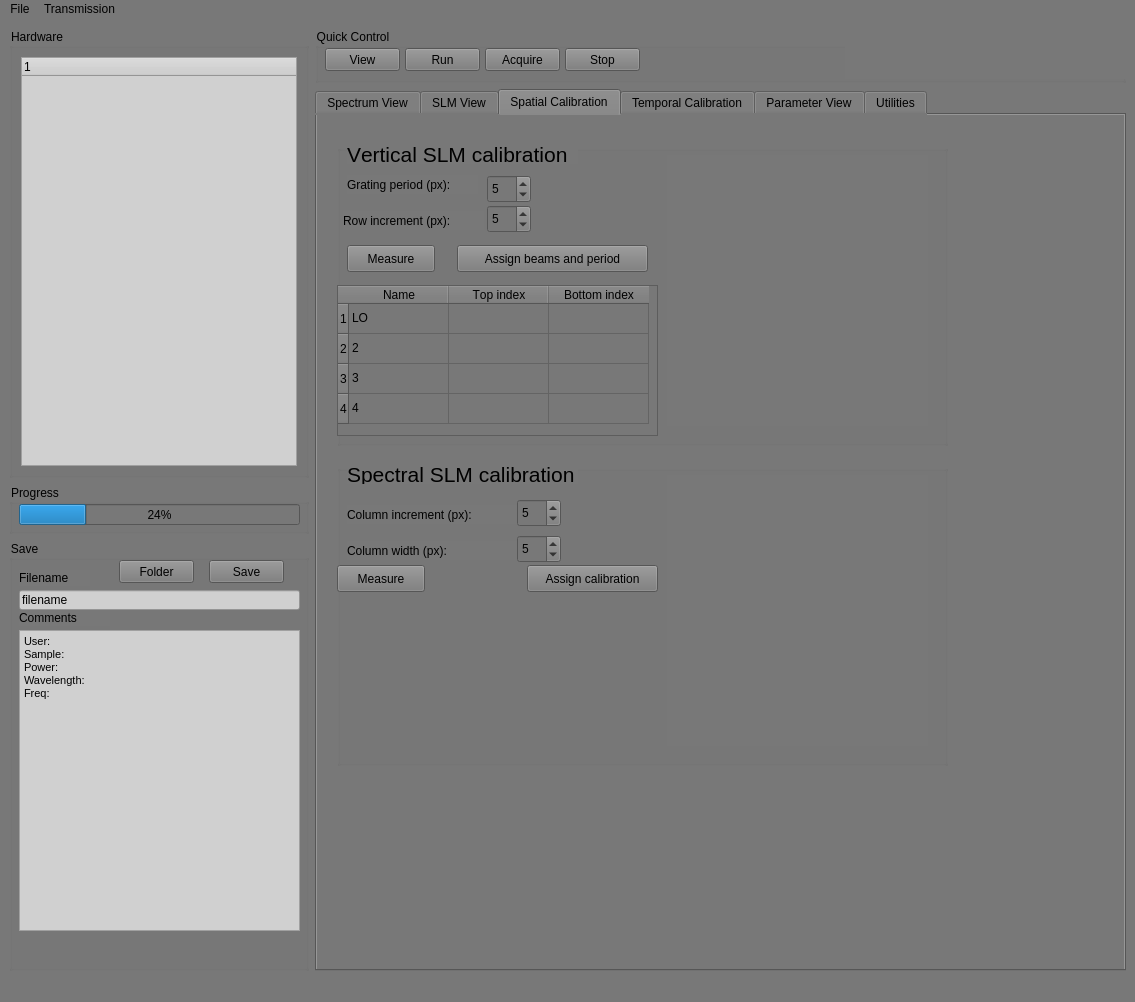
SilvaScience/colberto, file src/GUI/main_GUI.ui: the form before one commit.
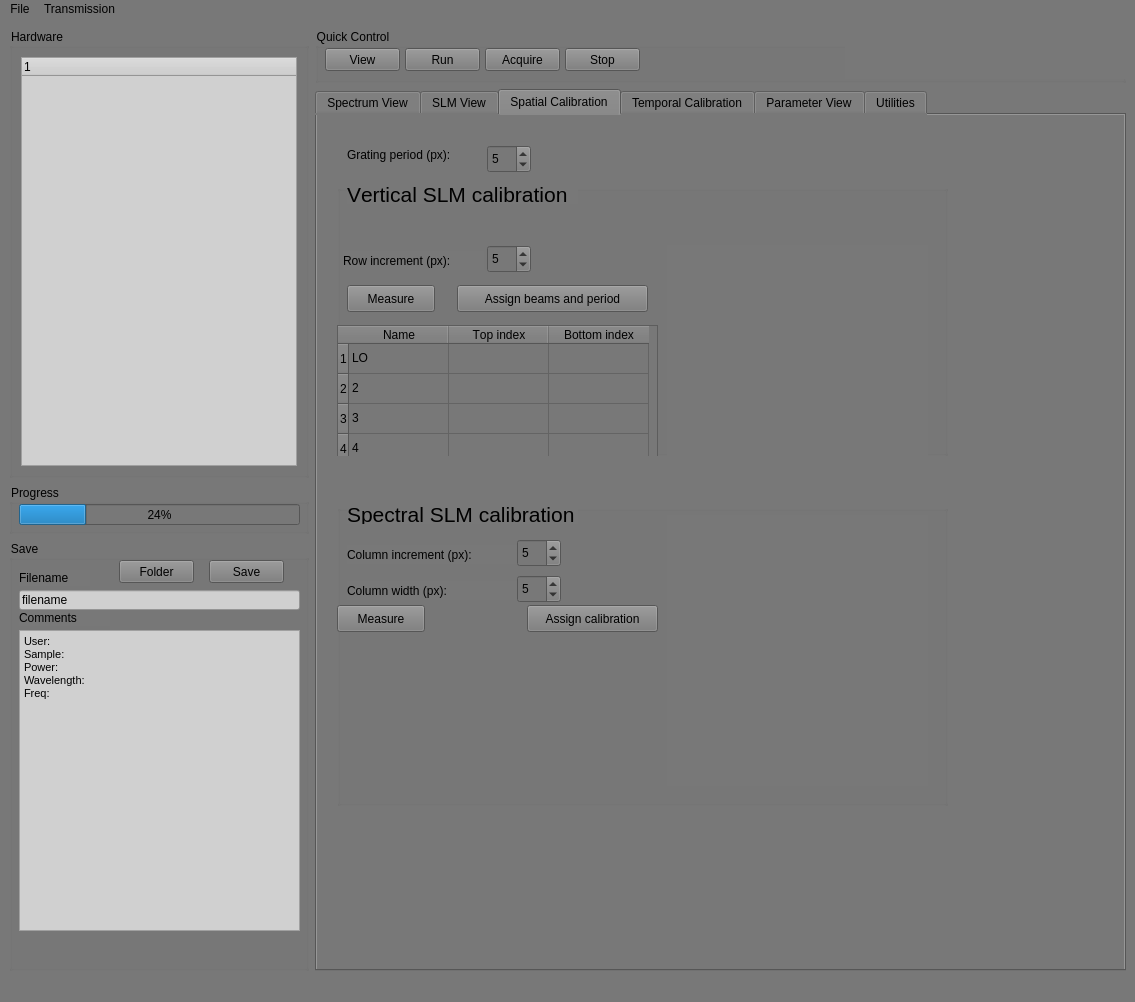
The form after the commit. Custom widgets are drawn as their Qt base class.

Patch:
```diff
--- a/src/GUI/main_GUI.ui
+++ b/src/GUI/main_GUI.ui
@@ -331,9 +331,9 @@
           <property name="geometry">
            <rect>
             <x>20</x>
-            <y>30</y>
+            <y>70</y>
             <width>611</width>
-            <height>301</height>
+            <height>271</height>
            </rect>
           </property>
           <property name="font">
@@ -353,19 +353,6 @@
           <property name="checked">
            <bool>false</bool>
           </property>
-          <widget class="QLabel" name="grating_period_label">
-           <property name="geometry">
-            <rect>
-             <x>10</x>
-             <y>30</y>
-             <width>131</width>
-             <height>19</height>
-            </rect>
-           </property>
-           <property name="text">
-            <string>Grating period (px):</string>
-           </property>
-          </widget>
           <widget class="PlotWidget" name="vertical_calib_plot_layout" native="true">
            <property name="enabled">
             <bool>true</bool>
@@ -373,9 +360,9 @@
            <property name="geometry">
             <rect>
              <x>330</x>
-             <y>10</y>
+             <y>60</y>
              <width>261</width>
-             <height>271</height>
+             <height>221</height>
             </rect>
            </property>
           </widget>
@@ -499,25 +486,6 @@
             <string>Row increment (px):</string>
            </property>
           </widget>
-          <widget class="QSpinBox" name="grating_period_spin_box">
-           <property name="geometry">
-            <rect>
-             <x>150</x>
-             <y>30</y>
-             <width>44</width>
-             <height>28</height>
-            </rect>
-           </property>
-           <property name="inputMethodHints">
-            <set>Qt::ImhDigitsOnly|Qt::ImhFormattedNumbersOnly</set>
-           </property>
-           <property name="minimum">
-            <number>2</number>
-           </property>
-           <property name="value">
-            <number>5</number>
-           </property>
-          </widget>
           <widget class="QSpinBox" name="row_increment_spin_box">
            <property name="geometry">
             <rect>
@@ -542,7 +510,7 @@
           <property name="geometry">
            <rect>
             <x>20</x>
-            <y>350</y>
+            <y>390</y>
             <width>611</width>
             <height>301</height>
            </rect>
@@ -686,6 +654,38 @@
            </property>
           </widget>
          </widget>
+         <widget class="QLabel" name="grating_period_label">
+          <property name="geometry">
+           <rect>
+            <x>30</x>
+            <y>30</y>
+            <width>131</width>
+            <height>19</height>
+           </rect>
+          </property>
+          <property name="text">
+           <string>Grating period (px):</string>
+          </property>
+         </widget>
+         <widget class="QSpinBox" name="grating_period_spin_box">
+          <property name="geometry">
+           <rect>
+            <x>170</x>
+            <y>30</y>
+            <width>44</width>
+            <height>28</height>
+           </rect>
+          </property>
+          <property name="inputMethodHints">
+           <set>Qt::ImhDigitsOnly|Qt::ImhFormattedNumbersOnly</set>
+          </property>
+          <property name="minimum">
+           <number>2</number>
+          </property>
+          <property name="value">
+           <number>5</number>
+          </property>
+         </widget>
         </widget>
         <widget class="QWidget" name="temporal_tab">
          <attribute name="title">
@@ -991,6 +991,12 @@
   </action>
  </widget>
  <customwidgets>
+  <customwidget>
+   <class>ImageItem</class>
+   <extends>QWidget</extends>
+   <header>pyqtgraph</header>
+   <container>1</container>
+  </customwidget>
   <customwidget>
    <class>PlotWidget</class>
    <extends>QWidget</extends>
```
Left out of the diff: 2 changed lines with no effect on the pictures.
